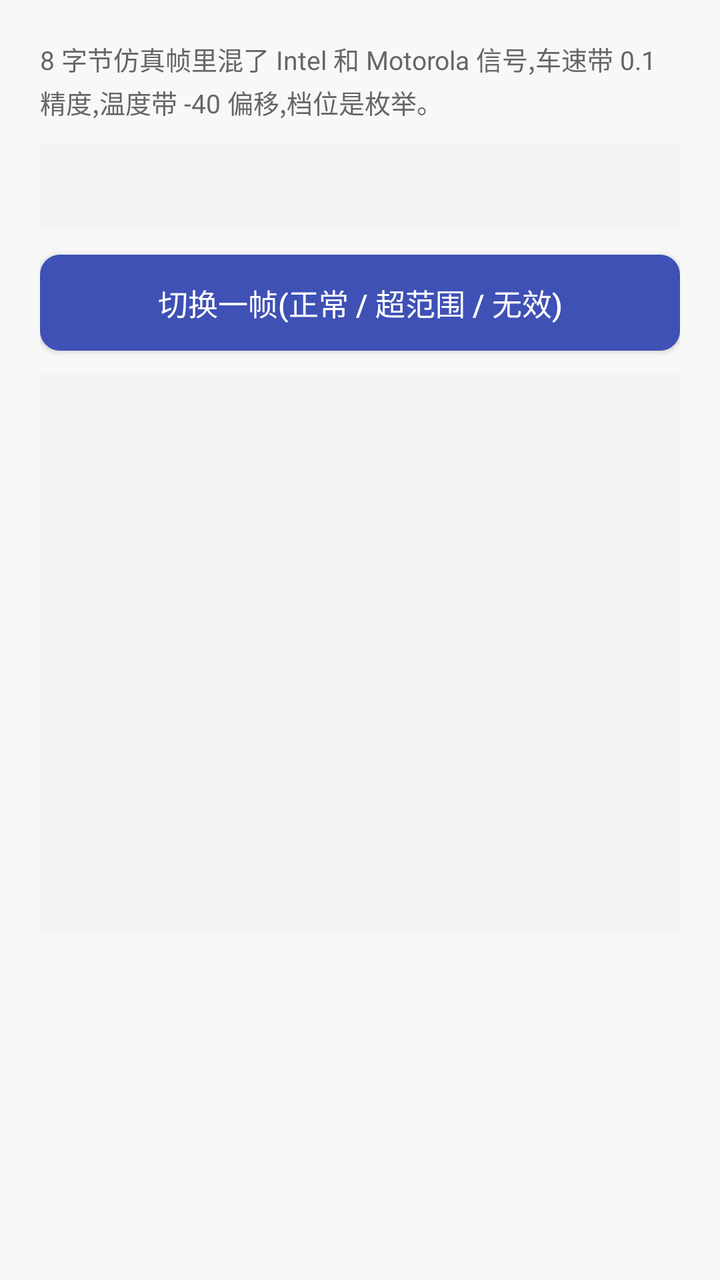
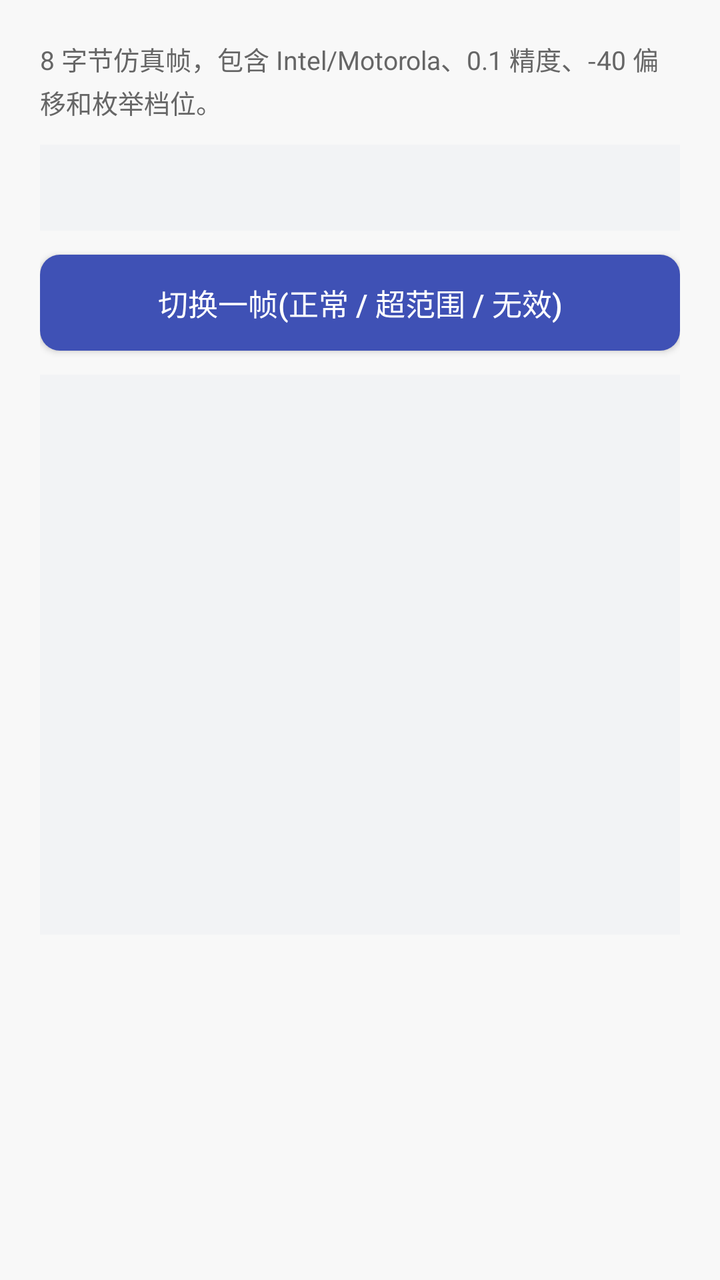

Compare the two renders of this Android layout. The source of the first and the diff that turns it into the second are given below.
<!-- AndroidManifest.xml: application theme MyAppTheme -->
<!-- res/layout/activity_can_signal_demo.xml -->
<?xml version="1.0" encoding="utf-8"?>
<ScrollView xmlns:android="http://schemas.android.com/apk/res/android"
    android:layout_width="match_parent"
    android:layout_height="match_parent"
    android:background="@color/skin_bg_page"
    android:fillViewport="true">

    <LinearLayout
        android:layout_width="match_parent"
        android:layout_height="wrap_content"
        android:orientation="vertical"
        android:padding="20dp">

        <TextView
            android:layout_width="match_parent"
            android:layout_height="wrap_content"
            android:lineSpacingExtra="3dp"
            android:text="8 字节仿真帧里混了 Intel 和 Motorola 信号,车速带 0.1 精度,温度带 -40 偏移,档位是枚举。"
            android:textColor="@color/skin_text_secondary"
            android:textSize="13sp" />

        <TextView
            android:id="@+id/tvFrame"
            android:layout_width="match_parent"
            android:layout_height="wrap_content"
            android:layout_marginTop="12dp"
            android:background="@color/skin_bg_chip"
            android:fontFamily="monospace"
            android:lineSpacingExtra="4dp"
            android:padding="12dp"
            android:textColor="@color/skin_text_primary"
            android:textSize="14sp" />

        <Button
            android:id="@+id/btnNextFrame"
            android:layout_width="match_parent"
            android:layout_height="48dp"
            android:layout_marginTop="12dp"
            android:background="@drawable/demo_bg_button"
            android:text="切换一帧(正常 / 超范围 / 无效)"
            android:textAllCaps="false"
            android:textColor="@color/white"
            android:textSize="15sp" />

        <TextView
            android:id="@+id/tvSignals"
            android:layout_width="match_parent"
            android:layout_height="wrap_content"
            android:layout_marginTop="12dp"
            android:background="@color/skin_bg_chip"
            android:fontFamily="monospace"
            android:lineSpacingExtra="4dp"
            android:minHeight="280dp"
            android:padding="12dp"
            android:textColor="@color/skin_text_primary"
            android:textSize="13sp" />

    </LinearLayout>

</ScrollView>
<!-- resources referenced by this layout -->
<resources>
  <color name="skin_bg_chip">#FFF2F3F5</color>
  <color name="skin_bg_page">#FFF8F8F8</color>
  <color name="skin_text_primary">#FF333333</color>
  <color name="skin_text_secondary">#FF666666</color>
  <color name="white">#FFFFFF</color>
  <!-- drawable demo_bg_button (drawable) -->
  <?xml version="1.0" encoding="utf-8"?>
  <selector xmlns:android="http://schemas.android.com/apk/res/android">
  
      <item android:state_enabled="false">
          <shape android:shape="rectangle">
              <solid android:color="@color/gray_cc" />
              <corners android:radius="@dimen/dimen_10" />
          </shape>
      </item>
  
      <item android:state_pressed="true">
          <shape android:shape="rectangle">
              <solid android:color="@color/colorPrimaryDark" />
              <corners android:radius="@dimen/dimen_10" />
          </shape>
      </item>
  
      <item>
          <shape android:shape="rectangle">
              <solid android:color="@color/colorPrimary" />
              <corners android:radius="@dimen/dimen_10" />
          </shape>
      </item>
  
  </selector>
  <style name="MyAppTheme" parent="AppTheme">
          
          <item name="android:windowAnimationStyle">@style/ActivityAnimTheme</item>
      </style>
  <color name="gray_cc">#cccccc</color>
  <dimen name="dimen_10">10dp</dimen>
  <color name="colorPrimaryDark">#303F9F</color>
  <color name="colorPrimary">#3F51B5</color>
  <style name="AppTheme" parent="Theme.AppCompat.Light.NoActionBar">
          
          <item name="colorPrimary">@color/colorPrimary</item>
          <item name="colorPrimaryDark">@color/colorPrimaryDark</item>
          <item name="colorAccent">@color/colorAccent</item>
          <item name="android:windowBackground">@color/white</item>
      </style>
  <style name="ActivityAnimTheme" parent="@android:style/Animation.Activity">
          <item name="android:activityOpenEnterAnimation">@anim/abs_activity_open_enter</item>
          <item name="android:activityOpenExitAnimation">@anim/abs_activity_open_exit</item>
          <item name="android:activityCloseEnterAnimation">@anim/abs_activity_close_enter</item>
          <item name="android:activityCloseExitAnimation">@anim/abs_activity_close_exit</item>
      </style>
  <color name="colorAccent">#FF4081</color>
</resources>

<!-- the commit's change to res/layout/activity_can_signal_demo.xml (unified diff, before → after) -->
@@ -15,7 +15,7 @@
             android:layout_width="match_parent"
             android:layout_height="wrap_content"
             android:lineSpacingExtra="3dp"
-            android:text="8 字节仿真帧里混了 Intel 和 Motorola 信号,车速带 0.1 精度,温度带 -40 偏移,档位是枚举。"
+            android:text="8 字节仿真帧，包含 Intel/Motorola、0.1 精度、-40 偏移和枚举档位。"
             android:textColor="@color/skin_text_secondary"
             android:textSize="13sp" />
 
